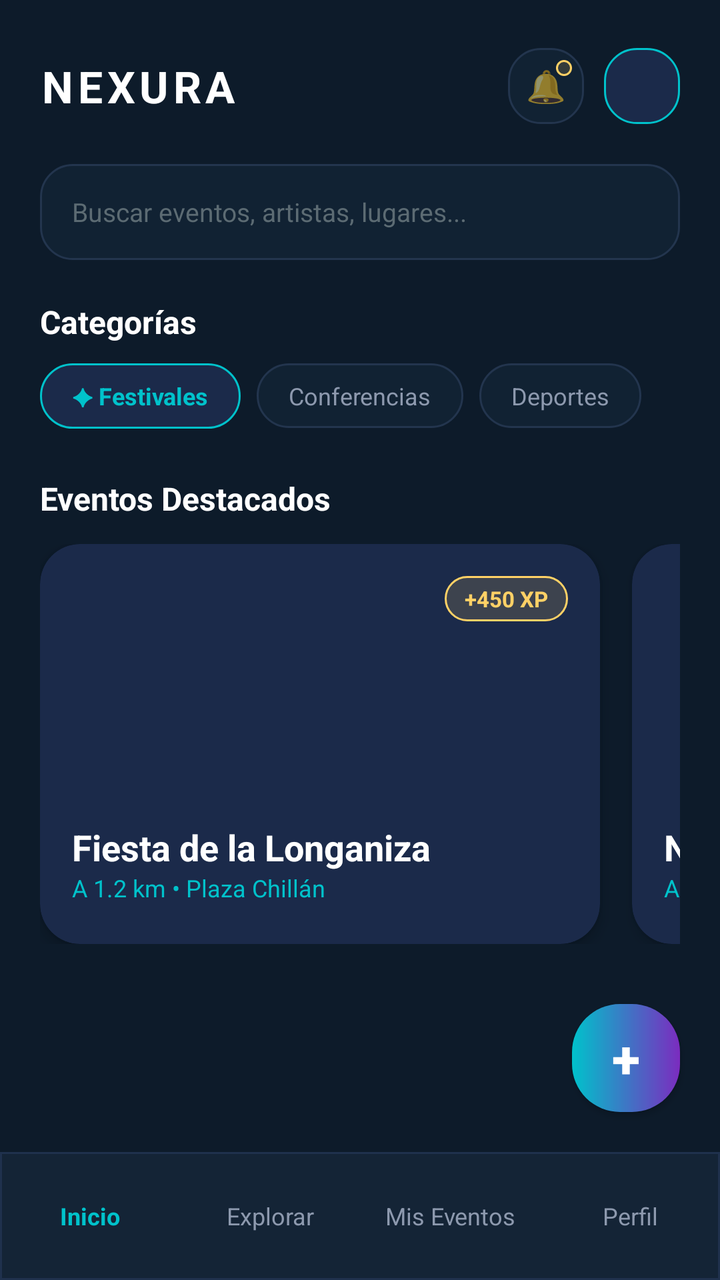
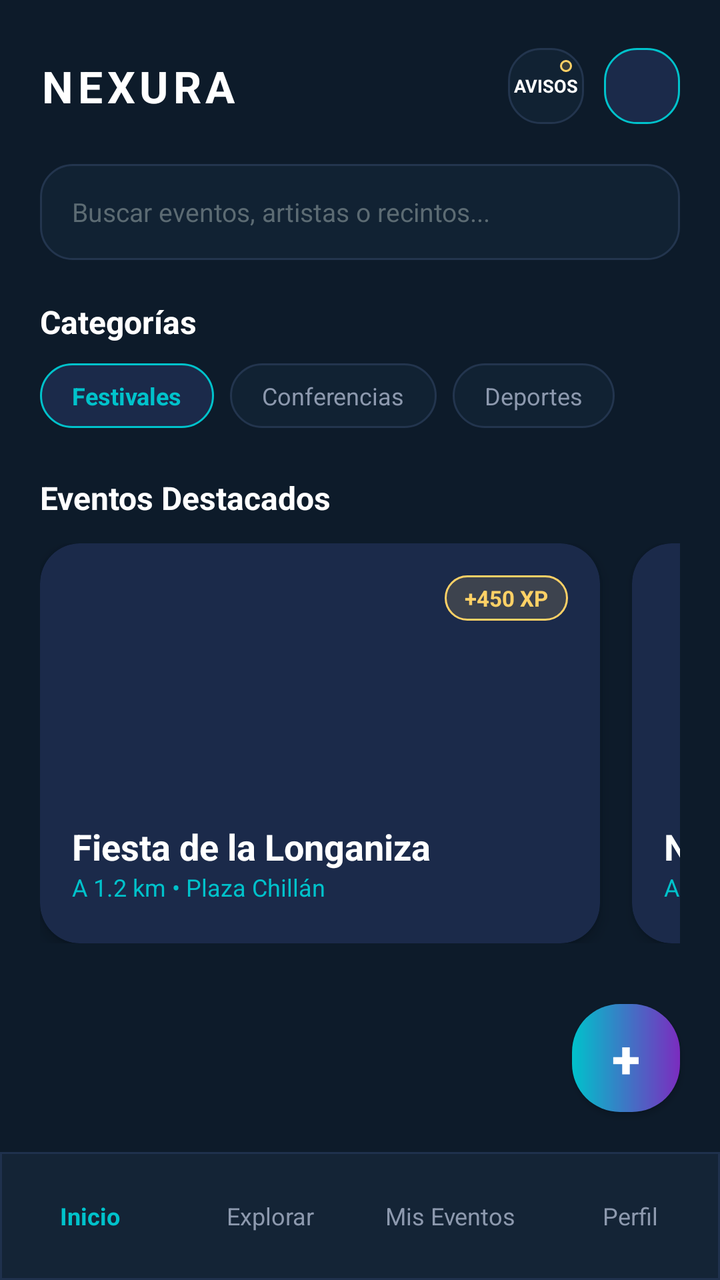

Screens rendered from an Android XML layout before and after an edit, with the pre-edit source and the edit as a unified diff.
<!-- AndroidManifest.xml: application theme Theme.Nexura -->
<!-- res/layout/activity_home.xml -->
<?xml version="1.0" encoding="utf-8"?>
<androidx.constraintlayout.widget.ConstraintLayout xmlns:android="http://schemas.android.com/apk/res/android"
    xmlns:app="http://schemas.android.com/apk/res-auto"
    xmlns:tools="http://schemas.android.com/tools"
    android:layout_width="match_parent"
    android:layout_height="match_parent"
    android:background="@color/bg_dark"
    tools:context=".ui.Home">

    
    <androidx.constraintlayout.widget.ConstraintLayout
        android:id="@+id/headerLayout"
        android:layout_width="match_parent"
        android:layout_height="wrap_content"
        android:paddingHorizontal="20dp"
        android:paddingTop="24dp"
        android:paddingBottom="12dp"
        app:layout_constraintTop_toTopOf="parent">

        <TextView
            android:id="@+id/tvHomeLogo"
            android:layout_width="wrap_content"
            android:layout_height="wrap_content"
            android:letterSpacing="0.1"
            android:text="NEXURA"
            android:textColor="@color/text_white"
            android:textSize="22sp"
            android:textStyle="bold"
            app:layout_constraintBottom_toBottomOf="parent"
            app:layout_constraintStart_toStartOf="parent"
            app:layout_constraintTop_toTopOf="parent" />

        
        <FrameLayout
            android:id="@+id/btnNotificationsHeader"
            android:layout_width="38dp"
            android:layout_height="38dp"
            android:layout_marginEnd="10dp"
            android:background="@drawable/input"
            app:layout_constraintBottom_toBottomOf="parent"
            app:layout_constraintEnd_toStartOf="@id/ivAvatarHeader"
            app:layout_constraintTop_toTopOf="parent">

            <TextView
                android:layout_width="wrap_content"
                android:layout_height="wrap_content"
                android:layout_gravity="center"
                android:text="🔔"
                android:textSize="16sp" />

            <View
                android:layout_width="8dp"
                android:layout_height="8dp"
                android:layout_gravity="top|end"
                android:layout_marginTop="6dp"
                android:layout_marginEnd="6dp"
                android:background="@drawable/badge" />
        </FrameLayout>

        
        <ImageView
            android:id="@+id/ivAvatarHeader"
            android:layout_width="38dp"
            android:layout_height="38dp"
            android:background="@drawable/categoria"
            android:padding="2dp"
            app:layout_constraintBottom_toBottomOf="parent"
            app:layout_constraintEnd_toEndOf="parent"
            app:layout_constraintTop_toTopOf="parent" />
    </androidx.constraintlayout.widget.ConstraintLayout>

    
    <ScrollView
        android:layout_width="match_parent"
        android:layout_height="0dp"
        android:fillViewport="true"
        app:layout_constraintBottom_toTopOf="@id/bottomNav"
        app:layout_constraintTop_toBottomOf="@id/headerLayout">

        <LinearLayout
            android:layout_width="match_parent"
            android:layout_height="wrap_content"
            android:orientation="vertical"
            android:paddingHorizontal="20dp"
            android:paddingBottom="80dp">

            
            <EditText
                android:id="@+id/etSearch"
                android:layout_width="match_parent"
                android:layout_height="48dp"
                android:layout_marginTop="8dp"
                android:background="@drawable/input"
                android:hint="Buscar eventos, artistas, lugares..."
                android:paddingHorizontal="16dp"
                android:textColor="@color/text_white"
                android:textColorHint="@color/text_hint"
                android:textSize="13sp" />

            
            <TextView
                android:layout_width="wrap_content"
                android:layout_height="wrap_content"
                android:layout_marginTop="20dp"
                android:text="Categorías"
                android:textColor="@color/text_white"
                android:textSize="16sp"
                android:textStyle="bold" />

            <HorizontalScrollView
                android:layout_width="match_parent"
                android:layout_height="wrap_content"
                android:layout_marginTop="10dp"
                android:scrollbars="none">

                <LinearLayout
                    android:layout_width="wrap_content"
                    android:layout_height="wrap_content"
                    android:orientation="horizontal">

                    <TextView
                        android:id="@+id/chipFestivales"
                        android:layout_width="wrap_content"
                        android:layout_height="wrap_content"
                        android:layout_marginEnd="8dp"
                        android:background="@drawable/categoria"
                        android:paddingHorizontal="16dp"
                        android:paddingVertical="8dp"
                        android:text="✦ Festivales"
                        android:textColor="@color/neon_cyan"
                        android:textSize="12sp"
                        android:textStyle="bold" />

                    <TextView
                        android:id="@+id/chipConferencias"
                        android:layout_width="wrap_content"
                        android:layout_height="wrap_content"
                        android:layout_marginEnd="8dp"
                        android:background="@drawable/input"
                        android:paddingHorizontal="16dp"
                        android:paddingVertical="8dp"
                        android:text="Conferencias"
                        android:textColor="@color/text_gray"
                        android:textSize="12sp" />

                    <TextView
                        android:id="@+id/chipDeportes"
                        android:layout_width="wrap_content"
                        android:layout_height="wrap_content"
                        android:background="@drawable/input"
                        android:paddingHorizontal="16dp"
                        android:paddingVertical="8dp"
                        android:text="Deportes"
                        android:textColor="@color/text_gray"
                        android:textSize="12sp" />
                </LinearLayout>
            </HorizontalScrollView>

            
            <TextView
                android:layout_width="wrap_content"
                android:layout_height="wrap_content"
                android:layout_marginTop="24dp"
                android:text="Eventos Destacados"
                android:textColor="@color/text_white"
                android:textSize="16sp"
                android:textStyle="bold" />

            
            <HorizontalScrollView
                android:layout_width="match_parent"
                android:layout_height="wrap_content"
                android:layout_marginTop="12dp"
                android:clipToPadding="false"
                android:scrollbars="none">

                <LinearLayout
                    android:layout_width="wrap_content"
                    android:layout_height="wrap_content"
                    android:orientation="horizontal">

                    
                    <androidx.cardview.widget.CardView
                        android:id="@+id/cardFeaturedEvent1"
                        android:layout_width="280dp"
                        android:layout_height="200dp"
                        android:layout_marginEnd="16dp"
                        app:cardBackgroundColor="@color/surface_card"
                        app:cardCornerRadius="20dp"
                        app:cardElevation="4dp">

                        <androidx.constraintlayout.widget.ConstraintLayout
                            android:layout_width="match_parent"
                            android:layout_height="match_parent"
                            android:padding="16dp">

                            <TextView
                                android:layout_width="wrap_content"
                                android:layout_height="wrap_content"
                                android:background="@drawable/badge"
                                android:paddingHorizontal="10dp"
                                android:paddingVertical="4dp"
                                android:text="+450 XP"
                                android:textColor="@color/trophy_gold"
                                android:textSize="11sp"
                                android:textStyle="bold"
                                app:layout_constraintEnd_toEndOf="parent"
                                app:layout_constraintTop_toTopOf="parent" />

                            <TextView
                                android:id="@+id/tvTitle1"
                                android:layout_width="0dp"
                                android:layout_height="wrap_content"
                                android:text="Fiesta de la Longaniza"
                                android:textColor="@color/text_white"
                                android:textSize="18sp"
                                android:textStyle="bold"
                                app:layout_constraintBottom_toTopOf="@id/tvLoc1"
                                app:layout_constraintEnd_toEndOf="parent"
                                app:layout_constraintStart_toStartOf="parent" />

                            <TextView
                                android:id="@+id/tvLoc1"
                                android:layout_width="wrap_content"
                                android:layout_height="wrap_content"
                                android:layout_marginBottom="4dp"
                                android:text="A 1.2 km • Plaza Chillán"
                                android:textColor="@color/neon_cyan"
                                android:textSize="12sp"
                                app:layout_constraintBottom_toBottomOf="parent"
                                app:layout_constraintStart_toStartOf="parent" />
                        </androidx.constraintlayout.widget.ConstraintLayout>
                    </androidx.cardview.widget.CardView>

                    
                    <androidx.cardview.widget.CardView
                        android:id="@+id/cardFeaturedEvent2"
                        android:layout_width="280dp"
                        android:layout_height="200dp"
                        android:layout_marginEnd="16dp"
                        app:cardBackgroundColor="@color/surface_card"
                        app:cardCornerRadius="20dp"
                        app:cardElevation="4dp">

                        <androidx.constraintlayout.widget.ConstraintLayout
                            android:layout_width="match_parent"
                            android:layout_height="match_parent"
                            android:padding="16dp">

                            <TextView
                                android:layout_width="wrap_content"
                                android:layout_height="wrap_content"
                                android:background="@drawable/badge"
                                android:paddingHorizontal="10dp"
                                android:paddingVertical="4dp"
                                android:text="+600 XP"
                                android:textColor="@color/trophy_gold"
                                android:textSize="11sp"
                                android:textStyle="bold"
                                app:layout_constraintEnd_toEndOf="parent"
                                app:layout_constraintTop_toTopOf="parent" />

                            <TextView
                                android:id="@+id/tvTitle2"
                                android:layout_width="0dp"
                                android:layout_height="wrap_content"
                                android:text="Neon Beats Festival"
                                android:textColor="@color/text_white"
                                android:textSize="18sp"
                                android:textStyle="bold"
                                app:layout_constraintBottom_toTopOf="@id/tvLoc2"
                                app:layout_constraintEnd_toEndOf="parent"
                                app:layout_constraintStart_toStartOf="parent" />

                            <TextView
                                android:id="@+id/tvLoc2"
                                android:layout_width="wrap_content"
                                android:layout_height="wrap_content"
                                android:layout_marginBottom="4dp"
                                android:text="A 3.5 km • Parque Central"
                                android:textColor="@color/neon_cyan"
                                android:textSize="12sp"
                                app:layout_constraintBottom_toBottomOf="parent"
                                app:layout_constraintStart_toStartOf="parent" />
                        </androidx.constraintlayout.widget.ConstraintLayout>
                    </androidx.cardview.widget.CardView>

                    
                    <androidx.cardview.widget.CardView
                        android:id="@+id/cardFeaturedEvent3"
                        android:layout_width="280dp"
                        android:layout_height="200dp"
                        android:layout_marginEnd="8dp"
                        app:cardBackgroundColor="@color/surface_card"
                        app:cardCornerRadius="20dp"
                        app:cardElevation="4dp">

                        <androidx.constraintlayout.widget.ConstraintLayout
                            android:layout_width="match_parent"
                            android:layout_height="match_parent"
                            android:padding="16dp">

                            <TextView
                                android:layout_width="wrap_content"
                                android:layout_height="wrap_content"
                                android:background="@drawable/badge"
                                android:paddingHorizontal="10dp"
                                android:paddingVertical="4dp"
                                android:text="+800 XP"
                                android:textColor="@color/trophy_gold"
                                android:textSize="11sp"
                                android:textStyle="bold"
                                app:layout_constraintEnd_toEndOf="parent"
                                app:layout_constraintTop_toTopOf="parent" />

                            <TextView
                                android:id="@+id/tvTitle3"
                                android:layout_width="0dp"
                                android:layout_height="wrap_content"
                                android:text="Nexura Gaming Fest"
                                android:textColor="@color/text_white"
                                android:textSize="18sp"
                                android:textStyle="bold"
                                app:layout_constraintBottom_toTopOf="@id/tvLoc3"
                                app:layout_constraintEnd_toEndOf="parent"
                                app:layout_constraintStart_toStartOf="parent" />

                            <TextView
                                android:id="@+id/tvLoc3"
                                android:layout_width="wrap_content"
                                android:layout_height="wrap_content"
                                android:layout_marginBottom="4dp"
                                android:text="A 0.8 km • Polideportivo"
                                android:textColor="@color/neon_cyan"
                                android:textSize="12sp"
                                app:layout_constraintBottom_toBottomOf="parent"
                                app:layout_constraintStart_toStartOf="parent" />
                        </androidx.constraintlayout.widget.ConstraintLayout>
                    </androidx.cardview.widget.CardView>

                </LinearLayout>
            </HorizontalScrollView>

        </LinearLayout>
    </ScrollView>

    
    <androidx.appcompat.widget.AppCompatButton
        android:id="@+id/btnCreateEvent"
        android:layout_width="54dp"
        android:layout_height="54dp"
        android:layout_marginEnd="20dp"
        android:layout_marginBottom="20dp"
        android:background="@drawable/boton_gradiante"
        android:text="+"
        android:textColor="@color/text_white"
        android:textSize="26sp"
        android:textStyle="bold"
        app:layout_constraintBottom_toTopOf="@id/bottomNav"
        app:layout_constraintEnd_toEndOf="parent" />

    
    <LinearLayout
        android:id="@+id/bottomNav"
        android:layout_width="match_parent"
        android:layout_height="64dp"
        android:background="@drawable/nav"
        android:gravity="center"
        android:orientation="horizontal"
        app:layout_constraintBottom_toBottomOf="parent">

        <TextView
            android:id="@+id/navHome"
            android:layout_width="0dp"
            android:layout_height="wrap_content"
            android:layout_weight="1"
            android:gravity="center"
            android:text="Inicio"
            android:textColor="@color/neon_cyan"
            android:textSize="12sp"
            android:textStyle="bold" />

        <TextView
            android:id="@+id/navExplore"
            android:layout_width="0dp"
            android:layout_height="wrap_content"
            android:layout_weight="1"
            android:gravity="center"
            android:text="Explorar"
            android:textColor="@color/text_gray"
            android:textSize="12sp" />

        <TextView
            android:id="@+id/navMyEvents"
            android:layout_width="0dp"
            android:layout_height="wrap_content"
            android:layout_weight="1"
            android:gravity="center"
            android:text="Mis Eventos"
            android:textColor="@color/text_gray"
            android:textSize="12sp" />

        <TextView
            android:id="@+id/navProfile"
            android:layout_width="0dp"
            android:layout_height="wrap_content"
            android:layout_weight="1"
            android:gravity="center"
            android:text="Perfil"
            android:textColor="@color/text_gray"
            android:textSize="12sp" />
    </LinearLayout>

</androidx.constraintlayout.widget.ConstraintLayout>
<!-- resources referenced by this layout -->
<resources>
  <color name="bg_dark">#0D1B2A</color>
  <color name="neon_cyan">#00C2CB</color>
  <color name="surface_card">#1B2A4A</color>
  <color name="text_gray">#8D99AE</color>
  <color name="text_hint">#5C6B73</color>
  <color name="text_white">#FFFFFF</color>
  <color name="trophy_gold">#FFD166</color>
  <!-- drawable badge (drawable) -->
  <?xml version="1.0" encoding="utf-8"?>
  <shape xmlns:android="http://schemas.android.com/apk/res/android"
      android:shape="rectangle">
      <solid android:color="#26FFD166" />
      <stroke android:width="1dp" android:color="@color/trophy_gold" />
      <corners android:radius="12dp" />
  </shape>
  <!-- drawable boton_gradiante (drawable) -->
  <?xml version="1.0" encoding="utf-8"?>
  <shape xmlns:android="http://schemas.android.com/apk/res/android"
      android:shape="rectangle">
      <gradient
          android:startColor="#00C2CB"
          android:endColor="#7B2CBF"
          android:angle="0" />
      <corners android:radius="24dp" />
  </shape>
  <!-- drawable categoria (drawable) -->
  <?xml version="1.0" encoding="utf-8"?>
  <shape xmlns:android="http://schemas.android.com/apk/res/android"
      android:shape="rectangle">
      <solid android:color="@color/surface_card" />
      <stroke android:width="1dp" android:color="@color/neon_cyan" />
      <corners android:radius="16dp" />
  </shape>
  <!-- drawable input (drawable) -->
  <?xml version="1.0" encoding="utf-8"?>
  <shape xmlns:android="http://schemas.android.com/apk/res/android"
      android:shape="rectangle">
      <solid android:color="@color/input_bg" />
      <stroke
          android:width="1dp"
          android:color="#23354E" />
      <corners android:radius="16dp" />
  </shape>
  <!-- drawable nav (drawable) -->
  <?xml version="1.0" encoding="utf-8"?>
  <shape xmlns:android="http://schemas.android.com/apk/res/android"
      android:shape="rectangle">
      <solid android:color="@color/surface_dark" />
      <stroke android:width="1dp" android:color="#1F314D" />
  </shape>
  <style name="Theme.Nexura" parent="Theme.MaterialComponents.DayNight.DarkActionBar">
          
          <item name="colorPrimary">@color/purple_500</item>
          <item name="colorPrimaryVariant">@color/purple_700</item>
          <item name="colorOnPrimary">@color/white</item>
          
          <item name="colorSecondary">@color/teal_200</item>
          <item name="colorSecondaryVariant">@color/teal_700</item>
          <item name="colorOnSecondary">@color/black</item>
          
          <item name="android:statusBarColor">?attr/colorPrimaryVariant</item>
          
      </style>
  <color name="input_bg">#112233</color>
  <color name="surface_dark">#142436</color>
  <color name="purple_500">#FF6200EE</color>
  <color name="purple_700">#FF3700B3</color>
  <color name="white">#FFFFFFFF</color>
  <color name="teal_200">#FF03DAC5</color>
  <color name="teal_700">#FF018786</color>
  <color name="black">#FF000000</color>
</resources>

<!-- the commit's change to res/layout/activity_home.xml (unified diff, before → after) -->
@@ -45,19 +45,20 @@
                 android:layout_width="wrap_content"
                 android:layout_height="wrap_content"
                 android:layout_gravity="center"
-                android:text="🔔"
-                android:textSize="16sp" />
+                android:text="AVISOS"
+                android:textColor="@color/text_white"
+                android:textSize="9sp"
+                android:textStyle="bold" />
 
             <View
-                android:layout_width="8dp"
-                android:layout_height="8dp"
+                android:layout_width="6dp"
+                android:layout_height="6dp"
                 android:layout_gravity="top|end"
                 android:layout_marginTop="6dp"
                 android:layout_marginEnd="6dp"
                 android:background="@drawable/badge" />
         </FrameLayout>
 
-        
         <ImageView
             android:id="@+id/ivAvatarHeader"
             android:layout_width="38dp"
@@ -69,7 +70,6 @@
             app:layout_constraintTop_toTopOf="parent" />
     </androidx.constraintlayout.widget.ConstraintLayout>
 
-    
     <ScrollView
         android:layout_width="match_parent"
         android:layout_height="0dp"
@@ -84,20 +84,18 @@
             android:paddingHorizontal="20dp"
             android:paddingBottom="80dp">
 
-            
             <EditText
                 android:id="@+id/etSearch"
                 android:layout_width="match_parent"
                 android:layout_height="48dp"
                 android:layout_marginTop="8dp"
                 android:background="@drawable/input"
-                android:hint="Buscar eventos, artistas, lugares..."
+                android:hint="Buscar eventos, artistas o recintos..."
                 android:paddingHorizontal="16dp"
                 android:textColor="@color/text_white"
                 android:textColorHint="@color/text_hint"
                 android:textSize="13sp" />
 
-            
             <TextView
                 android:layout_width="wrap_content"
                 android:layout_height="wrap_content"
@@ -126,7 +124,7 @@
                         android:background="@drawable/categoria"
                         android:paddingHorizontal="16dp"
                         android:paddingVertical="8dp"
-                        android:text="✦ Festivales"
+                        android:text="Festivales"
                         android:textColor="@color/neon_cyan"
                         android:textSize="12sp"
                         android:textStyle="bold" />
@@ -156,7 +154,6 @@
                 </LinearLayout>
             </HorizontalScrollView>
 
-            
             <TextView
                 android:layout_width="wrap_content"
                 android:layout_height="wrap_content"
@@ -166,7 +163,6 @@
                 android:textSize="16sp"
                 android:textStyle="bold" />
 
-            
             <HorizontalScrollView
                 android:layout_width="match_parent"
                 android:layout_height="wrap_content"
@@ -195,6 +191,7 @@
                             android:padding="16dp">
 
                             <TextView
+                                android:id="@+id/tvXpEvent1"
                                 android:layout_width="wrap_content"
                                 android:layout_height="wrap_content"
                                 android:background="@drawable/badge"
@@ -208,7 +205,7 @@
                                 app:layout_constraintTop_toTopOf="parent" />
 
                             <TextView
-                                android:id="@+id/tvTitle1"
+                                android:id="@+id/tvTitleEvent1"
                                 android:layout_width="0dp"
                                 android:layout_height="wrap_content"
                                 android:text="Fiesta de la Longaniza"
@@ -248,6 +245,7 @@
                             android:padding="16dp">
 
                             <TextView
+                                android:id="@+id/tvXpEvent2"
                                 android:layout_width="wrap_content"
                                 android:layout_height="wrap_content"
                                 android:background="@drawable/badge"
@@ -261,7 +259,7 @@
                                 app:layout_constraintTop_toTopOf="parent" />
 
                             <TextView
-                                android:id="@+id/tvTitle2"
+                                android:id="@+id/tvTitleEvent2"
                                 android:layout_width="0dp"
                                 android:layout_height="wrap_content"
                                 android:text="Neon Beats Festival"
@@ -301,6 +299,7 @@
                             android:padding="16dp">
 
                             <TextView
+                                android:id="@+id/tvXpEvent3"
                                 android:layout_width="wrap_content"
                                 android:layout_height="wrap_content"
                                 android:background="@drawable/badge"
@@ -314,7 +313,7 @@
                                 app:layout_constraintTop_toTopOf="parent" />
 
                             <TextView
-                                android:id="@+id/tvTitle3"
+                                android:id="@+id/tvTitleEvent3"
                                 android:layout_width="0dp"
                                 android:layout_height="wrap_content"
                                 android:text="Nexura Gaming Fest"
